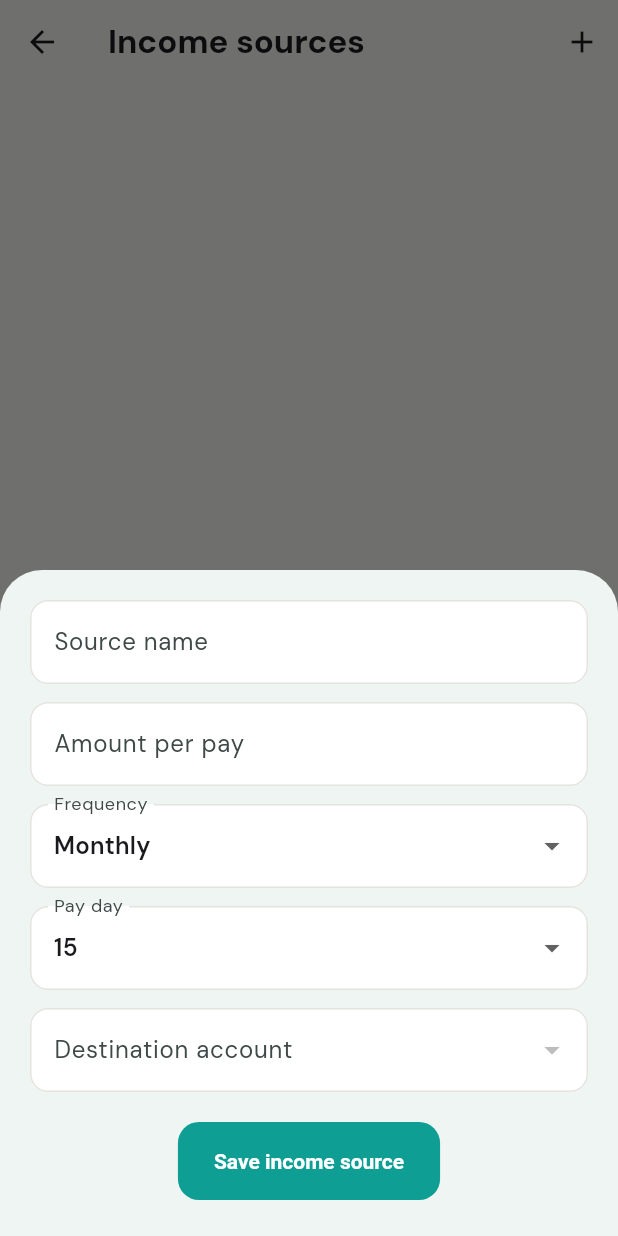
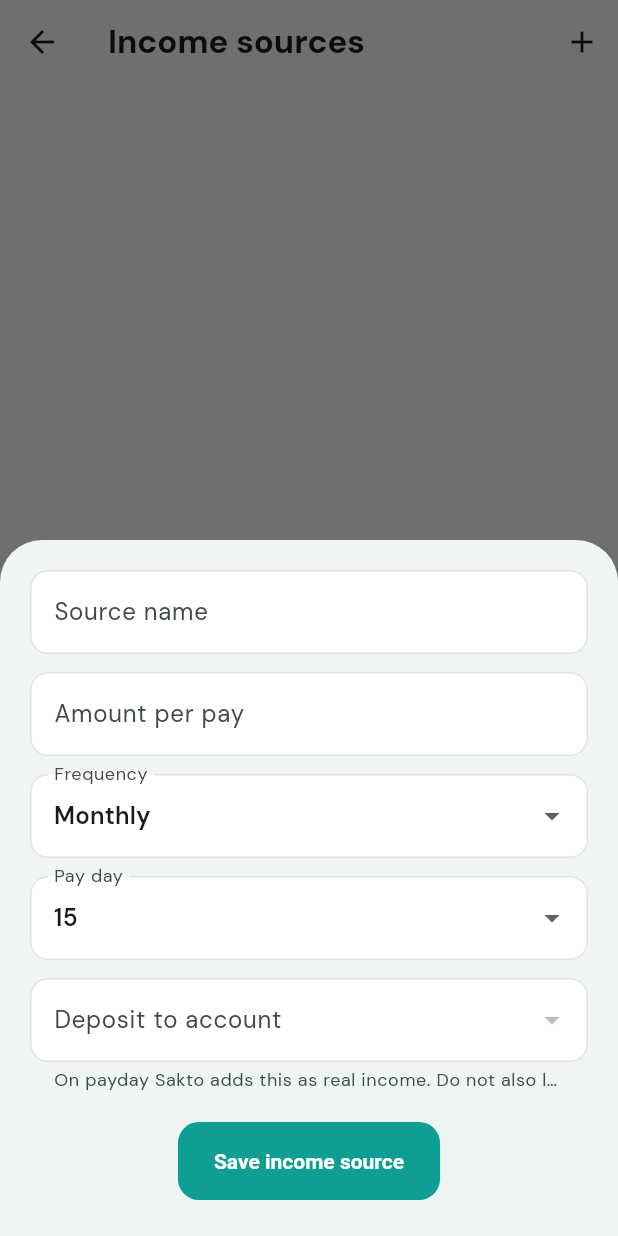
Before and after one commit to diobrandedd/sakto-finance, a Flutter app: the IncomeSourcesScreen screen opened directly, after a tap on the "add" icon, on a phone screen of 412 x 824 dp. Run offline on Flutter 3.47's test engine with Material 3 defaults, Android fonts, the phone set to English and light mode, and no system bars; our stand-ins replace drift, drift_flutter, fl_chart, flutter_colorpicker, flutter_local_notifications, flutter_riverpod and 3 more; accounts and stored records are empty; generated files the repository leaves out were written again.

Commit message:
release v1.6.3 with payday income auto-deposit
Deposit recurring income into the chosen account on payday and clarify that Home upcoming pay is only an estimate.

Co-authored-by: Cursor <cursoragent@cursor.com>

```diff
--- a/lib/app.dart
+++ b/lib/app.dart
@@ -37,6 +37,9 @@ final lentProvider = StreamProvider<List<LentMoneyData>>(
 final incomeSourcesProvider = StreamProvider<List<IncomeSource>>(
   (ref) => ref.watch(databaseProvider).watchIncomeSources(),
 );
+final incomeAutoPostProvider = FutureProvider<int>((ref) async {
+  return ref.watch(databaseProvider).applyDueIncomeSources();
+});
 
 final money = NumberFormat.currency(
   locale: 'en_PH',
@@ -356,6 +359,7 @@ class HomeScreen extends ConsumerWidget {
 
   @override
   Widget build(BuildContext context, WidgetRef ref) {
+    ref.watch(incomeAutoPostProvider);
     final accounts = ref.watch(accountsProvider);
     final transactions = ref.watch(recentProvider);
     final sources = ref.watch(incomeSourcesProvider);
@@ -684,8 +688,8 @@ class _ForecastCardState extends State<_ForecastCard> {
               ),
               Text(
                 includeBills
-                    ? 'Known bills due in the next 7 days are included'
-                    : 'Upcoming bills are excluded',
+                    ? 'Upcoming pay is estimated only — salary deposits on payday. Bills due in 7 days are included.'
+                    : 'Upcoming pay is estimated only — salary deposits on payday. Bills are excluded.',
                 style: Theme.of(context).textTheme.bodySmall,
               ),
               const SizedBox(height: 16),
@@ -693,7 +697,7 @@ class _ForecastCardState extends State<_ForecastCard> {
                 children: [
                   _ForecastMetric('Current', widget.data.current),
                   _ForecastMetric(
-                    'Income est.',
+                    'Upcoming pay',
                     widget.data.income,
                     color: AppColors.green,
                   ),
@@ -1046,6 +1050,26 @@ class _AddTransactionScreenState extends ConsumerState<AddTransactionScreen> {
               creditId = null;
             }),
           ),
+          if (type == 'income' &&
+              (ref.watch(incomeSourcesProvider).valueOrNull?.isNotEmpty ??
+                  false)) ...[
+            const SizedBox(height: 16),
+            Card(
+              child: ListTile(
+                leading: Icon(
+                  Icons.info_outline_rounded,
+                  color: context.sakto.accent,
+                ),
+                title: const Text(
+                  'Salary already scheduled?',
+                  style: TextStyle(fontWeight: FontWeight.w700),
+                ),
+                subtitle: const Text(
+                  'Recurring Income sources deposit on payday automatically. Use + Income only for one-off money (gifts, refunds), not your regular salary.',
+                ),
+              ),
+            ),
+          ],
           const SizedBox(height: 24),
           TextField(
             controller: amount,
@@ -1491,7 +1515,7 @@ class MoreScreen extends StatelessWidget {
       (
         incomeKey,
         'Income sources',
-        'Recurring pay and forecasting',
+        'Recurring pay deposited on payday',
         Icons.event_repeat,
         const IncomeSourcesScreen(),
       ),
@@ -2319,7 +2343,8 @@ class IncomeSourcesScreen extends ConsumerWidget {
             ? const EmptyState(
                 icon: Icons.event_repeat,
                 title: 'No recurring income',
-                message: 'Add salary or other recurring pay for forecasting.',
+                message:
+                    'Add salary here once. On payday Sakto deposits it into your account — you do not need to tap + Income for that paycheck.',
               )
             : ListView.separated(
                 padding: const EdgeInsets.all(16),
@@ -2341,7 +2366,9 @@ class IncomeSourcesScreen extends ConsumerWidget {
                         source.name,
                         style: const TextStyle(fontWeight: FontWeight.w700),
                       ),
-                      subtitle: Text('${source.frequency}  •  tap to edit'),
+                      subtitle: Text(
+                        '${source.frequency}  •  auto-deposits on payday',
+                      ),
                       trailing: Column(
                         mainAxisAlignment: MainAxisAlignment.center,
                         crossAxisAlignment: CrossAxisAlignment.end,
@@ -2354,7 +2381,7 @@ class IncomeSourcesScreen extends ConsumerWidget {
                             onTap: () async {
                               final confirmed = await confirmDelete(
                                 context,
-                                'This removes the recurring income from forecasts.',
+                                'This stops auto-deposits and removes it from upcoming pay on Home.',
                               );
                               if (!confirmed) return;
                               await ref
@@ -2460,7 +2487,9 @@ Future<void> _showIncomeEditor(
             DropdownButtonFormField<int>(
               initialValue: accountId,
               decoration: const InputDecoration(
-                labelText: 'Destination account',
+                labelText: 'Deposit to account',
+                helperText:
+                    'On payday Sakto adds this as real income. Do not also log it with + Income.',
               ),
               items: accounts
                   .map(
@@ -2522,7 +2551,7 @@ Future<void> _showIncomeEditor(
                 onPressed: () async {
                   final confirmed = await confirmDelete(
                     sheetContext,
-                    'This removes the recurring income from forecasts.',
+                    'This stops auto-deposits and removes it from upcoming pay on Home.',
                   );
                   if (!confirmed) return;
                   await ref
--- a/lib/tour/app_tour.dart
+++ b/lib/tour/app_tour.dart
@@ -117,7 +117,7 @@ const fullTourSteps = [
     target: TourTarget.income,
     title: 'Income sources',
     body:
-        'Add recurring pay here so Home can estimate month-end balance from expected income.',
+        'Add recurring salary here. Sakto deposits it on payday — Home “Upcoming pay” is only an estimate until then.',
   ),
   TourStep(
     target: TourTarget.settings,
@@ -151,13 +151,13 @@ const incomeSourcesTourSteps = [
   TourStep(
     target: TourTarget.more,
     title: 'Find Income sources',
-    body: 'Open the More tab to set up recurring pay for forecasting.',
+    body: 'Open the More tab to set up recurring pay that deposits on payday.',
   ),
   TourStep(
     target: TourTarget.income,
     title: 'Income sources',
     body:
-        'Add recurring pay here so Home can estimate month-end balance from expected income.',
+        'Add recurring salary here. Sakto deposits it on payday — Home “Upcoming pay” is only an estimate until then.',
   ),
 ];
 
@@ -233,7 +233,7 @@ Future<TourGuide?> showTourGuidePicker(BuildContext context) {
               option(
                 icon: Icons.event_repeat,
                 title: 'Income sources',
-                subtitle: 'Recurring pay and month-end forecasts',
+                subtitle: 'Auto-deposit on payday and month-end forecasts',
                 guide: TourGuide.incomeSources,
               ),
             ],
--- a/pubspec.yaml
+++ b/pubspec.yaml
@@ -16,7 +16,7 @@ publish_to: 'none' # Remove this line if you wish to publish to pub.dev
 # https://developer.apple.com/library/archive/documentation/General/Reference/InfoPlistKeyReference/Articles/CoreFoundationKeys.html
 # In Windows, build-name is used as the major, minor, and patch parts
 # of the product and file versions while build-number is used as the build suffix.
-version: 1.6.2+6
+version: 1.6.3+7
 
 environment:
   sdk: ^3.12.0
```
Also changed, not shown: lib/database/app_database.dart (+127 -1 lines), lib/database/app_database.g.dart, 2 other files.
